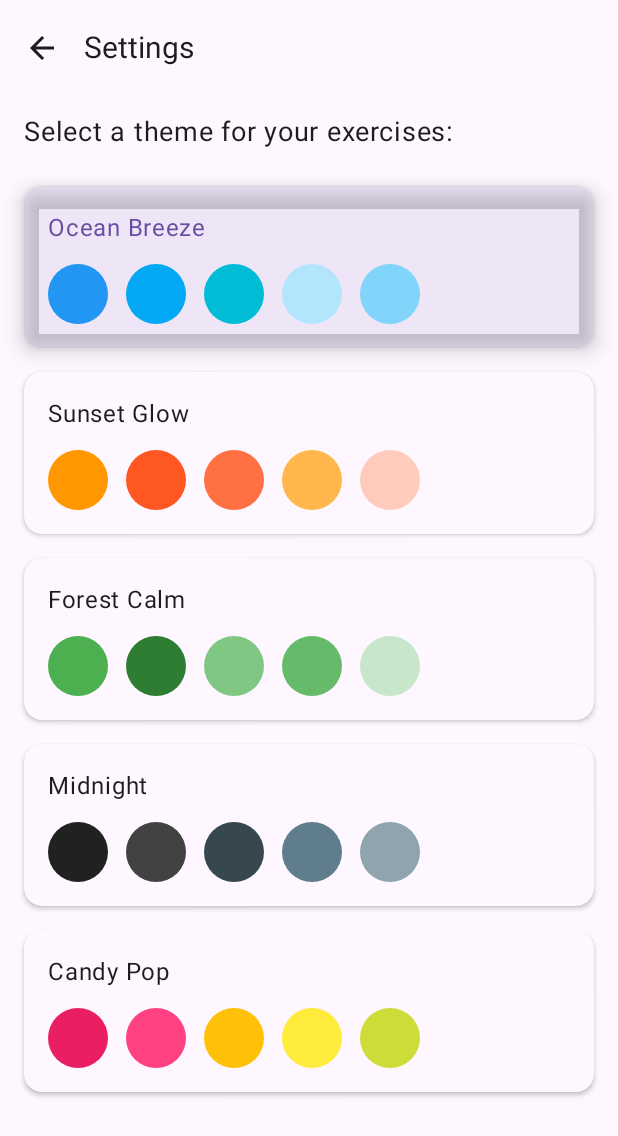
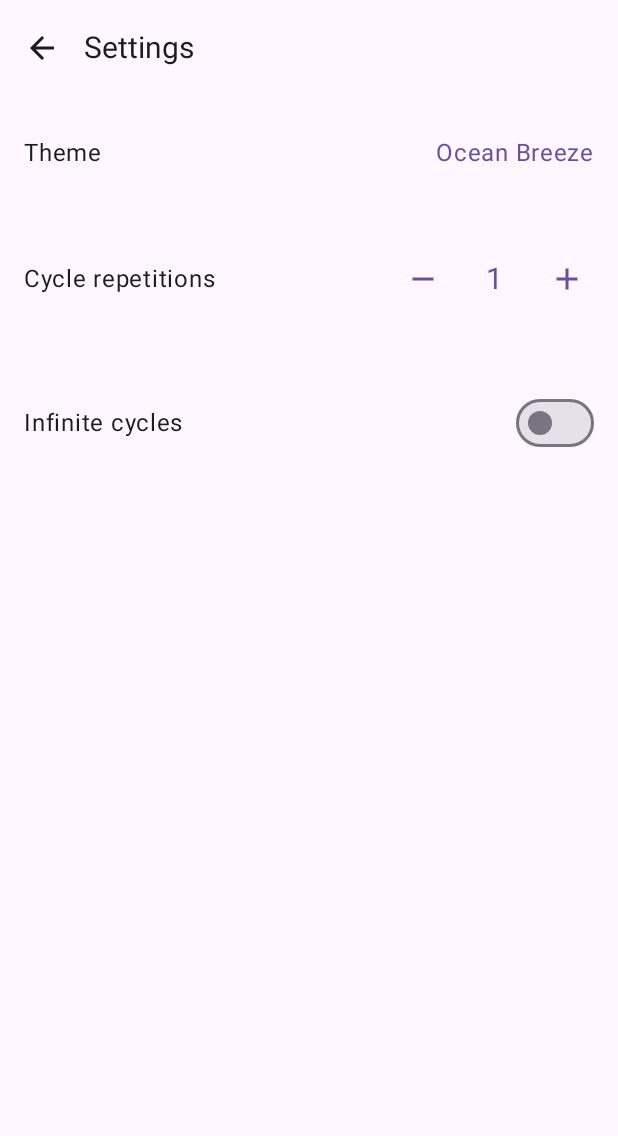
Before and after one commit to marioloncar/Inhale-Exhale-ComposeMultiplatform, an Android app built with Jetpack Compose: the SettingsScreen screen opened through its navigation route, on a phone screen of 412 x 824 dp. Shown: the top 1136 px of the screen. Run offline under Robolectric (Android 15) with nearby library versions, the phone set to English and light mode, and no system bars.

Commit message:
feat: add cycle count settings

```diff
--- a/composeApp/src/commonMain/kotlin/com/autogenie/autogenic/feature/settings/ui/SettingsScreen.kt
+++ b/composeApp/src/commonMain/kotlin/com/autogenie/autogenic/feature/settings/ui/SettingsScreen.kt
@@ -2,21 +2,44 @@ package com.autogenie.autogenic.feature.settings.ui
 
 import androidx.compose.foundation.background
 import androidx.compose.foundation.clickable
-import androidx.compose.foundation.layout.*
-import androidx.compose.foundation.lazy.LazyColumn
+import androidx.compose.foundation.layout.Arrangement
+import androidx.compose.foundation.layout.Box
+import androidx.compose.foundation.layout.Column
+import androidx.compose.foundation.layout.Row
+import androidx.compose.foundation.layout.fillMaxHeight
+import androidx.compose.foundation.layout.fillMaxSize
+import androidx.compose.foundation.layout.fillMaxWidth
+import androidx.compose.foundation.layout.padding
+import androidx.compose.foundation.layout.size
+import androidx.compose.foundation.lazy.grid.GridCells
+import androidx.compose.foundation.lazy.grid.LazyVerticalGrid
 import androidx.compose.foundation.shape.CircleShape
 import androidx.compose.foundation.shape.RoundedCornerShape
 import androidx.compose.material.icons.Icons
 import androidx.compose.material.icons.automirrored.filled.ArrowBack
-import androidx.compose.material.icons.filled.ArrowBack
-import androidx.compose.material3.*
+import androidx.compose.material.icons.filled.Add
+import androidx.compose.material.icons.filled.Remove
+import androidx.compose.material3.Card
+import androidx.compose.material3.CardDefaults
+import androidx.compose.material3.ExperimentalMaterial3Api
+import androidx.compose.material3.Icon
+import androidx.compose.material3.IconButton
+import androidx.compose.material3.MaterialTheme
+import androidx.compose.material3.ModalBottomSheet
+import androidx.compose.material3.Scaffold
+import androidx.compose.material3.Switch
+import androidx.compose.material3.Text
+import androidx.compose.material3.TopAppBar
+import androidx.compose.material3.rememberModalBottomSheetState
 import androidx.compose.runtime.Composable
 import androidx.compose.runtime.collectAsState
 import androidx.compose.runtime.getValue
+import androidx.compose.runtime.mutableStateOf
+import androidx.compose.runtime.remember
+import androidx.compose.runtime.setValue
 import androidx.compose.ui.Alignment
 import androidx.compose.ui.Modifier
 import androidx.compose.ui.draw.shadow
-import androidx.compose.ui.graphics.Color
 import androidx.compose.ui.unit.dp
 import androidx.compose.ui.unit.sp
 import com.autogenie.autogenic.feature.home.ui.toColor
@@ -30,6 +53,26 @@ fun SettingsScreen(
 ) {
     val uiState by viewModel.uiState.collectAsState()
 
+    // Theme picker bottom sheet state
+    val sheetState = rememberModalBottomSheetState(skipPartiallyExpanded = true)
+    var showThemeSheet by remember { mutableStateOf(false) }
+
+    if (showThemeSheet) {
+        ModalBottomSheet(
+            onDismissRequest = { showThemeSheet = false },
+            sheetState = sheetState
+        ) {
+            ThemePickerSheet(
+                themes = uiState.availableThemes,
+                selectedTheme = uiState.selectedThemeId,
+                onThemeSelected = { theme ->
+                    viewModel.setTheme(theme)
+                    showThemeSheet = false
+                }
+            )
+        }
+    }
+
     Scaffold(
         topBar = {
             TopAppBar(
@@ -37,7 +80,7 @@ fun SettingsScreen(
                 navigationIcon = {
                     IconButton(onClick = onBackClick) {
                         Icon(
-                            imageVector = Icons.AutoMirrored.Default.ArrowBack,
+                            imageVector = Icons.AutoMirrored.Filled.ArrowBack,
                             contentDescription = "Back"
                         )
                     }
@@ -45,60 +88,206 @@ fun SettingsScreen(
             )
         }
     ) { padding ->
-        LazyColumn(
+
+        Column(
             modifier = Modifier
                 .fillMaxSize()
                 .padding(padding)
                 .padding(horizontal = 16.dp, vertical = 12.dp),
-            verticalArrangement = Arrangement.spacedBy(16.dp)
+            verticalArrangement = Arrangement.spacedBy(20.dp)
         ) {
-            item {
-                Text(
-                    "Select a theme for your exercises:",
-                    fontSize = 18.sp,
-                    modifier = Modifier.padding(bottom = 8.dp)
+
+            // =============================
+            // 🔵 THEME SETTING ROW
+            // =============================
+            SettingRow(
+                title = "Theme",
+                value = uiState.selectedThemeId.orEmpty(),
+                onClick = { showThemeSheet = true }
+            )
+
+            // =============================
+            // 🔵 CYCLE COUNT SETTING
+            // =============================
+            CycleCountSetting(
+                count = uiState.cycleCount,
+                onIncrement = { viewModel.setCycleCount(uiState.cycleCount + 1) },
+                onDecrement = {
+                    if (uiState.cycleCount > 1) viewModel.setCycleCount(uiState.cycleCount - 1)
+                }
+            )
+
+            InfiniteCycleSetting(
+                infinite = uiState.isInfiniteCycle,
+                onToggle = { viewModel.setInfiniteCycle(!uiState.isInfiniteCycle) }
+            )
+        }
+    }
+}
+
+// SIMPLE ROW FOR THEME SELECTION
+@Composable
+fun SettingRow(
+    title: String,
+    value: String,
+    onClick: () -> Unit
+) {
+    Row(
+        modifier = Modifier
+            .fillMaxWidth()
+            .clickable(onClick = onClick)
+            .padding(vertical = 14.dp),
+        verticalAlignment = Alignment.CenterVertically,
+        horizontalArrangement = Arrangement.SpaceBetween
+    ) {
+        Text(title, fontSize = 16.sp)
+        Text(
+            value,
+            fontSize = 16.sp,
+            color = MaterialTheme.colorScheme.primary
+        )
+    }
+}
+
+// =============================
+// 🔵 CYCLE COUNT SETTING
+// =============================
+
+@Composable
+fun CycleCountSetting(
+    count: Int,
+    onIncrement: () -> Unit,
+    onDecrement: () -> Unit
+) {
+    Row(
+        modifier = Modifier
+            .fillMaxWidth()
+            .padding(vertical = 14.dp),
+        verticalAlignment = Alignment.CenterVertically,
+        horizontalArrangement = Arrangement.SpaceBetween
+    ) {
+        Text("Cycle repetitions", fontSize = 16.sp)
+
+        Row(
+            verticalAlignment = Alignment.CenterVertically,
+            horizontalArrangement = Arrangement.spacedBy(12.dp)
+        ) {
+
+            // Minus button
+            IconButton(
+                onClick = onDecrement,
+                modifier = Modifier.size(36.dp)
+            ) {
+                Icon(
+                    imageVector = Icons.Default.Remove,
+                    contentDescription = "Decrease",
+                    tint = MaterialTheme.colorScheme.primary
                 )
             }
 
-            uiState.availableThemes.forEach { (label, colors) ->
+            // Value
+            Text(
+                count.toString(),
+                fontSize = 20.sp,
+                modifier = Modifier.padding(12.dp),
+                color = MaterialTheme.colorScheme.primary
+            )
+
+            // Plus button
+            IconButton(
+                onClick = onIncrement,
+                modifier = Modifier.size(36.dp)
+            ) {
+                Icon(
+                    imageVector = Icons.Default.Add,
+                    contentDescription = "Increase",
+                    tint = MaterialTheme.colorScheme.primary
+                )
+            }
+        }
+    }
+}
+
+@Composable
+fun InfiniteCycleSetting(
+    infinite: Boolean,
+    onToggle: (Boolean) -> Unit
+) {
+    Row(
+        modifier = Modifier
+            .fillMaxWidth()
+            .padding(vertical = 14.dp),
+        horizontalArrangement = Arrangement.SpaceBetween,
+        verticalAlignment = Alignment.CenterVertically
+    ) {
+        Text("Infinite cycles", fontSize = 16.sp)
+
+        Switch(
+            checked = infinite,
+            onCheckedChange = onToggle
+        )
+    }
+}
+
+
+@Composable
+fun ThemePickerSheet(
+    themes: Map<String, List<String>>,
+    selectedTheme: String?,
+    onThemeSelected: (String) -> Unit
+) {
+    Column(
+        modifier = Modifier
+            .fillMaxWidth()
+            .padding(20.dp),
+        verticalArrangement = Arrangement.spacedBy(20.dp)
+    ) {
+        Text("Choose Theme", fontSize = 20.sp)
+
+        LazyVerticalGrid(
+            columns = GridCells.Fixed(2),
+            verticalArrangement = Arrangement.spacedBy(16.dp),
+            horizontalArrangement = Arrangement.spacedBy(16.dp),
+            modifier = Modifier.fillMaxHeight(0.8f)
+        ) {
+            themes.forEach { (label, colors) ->
                 item {
-                    val isSelected = uiState.selectedThemeId == label
+                    val isSelected = label == selectedTheme
 
                     Card(
                         modifier = Modifier
                             .fillMaxWidth()
-                            .clickable { viewModel.setTheme(label) }
+                            .clickable { onThemeSelected(label) }
                             .shadow(
                                 elevation = if (isSelected) 8.dp else 2.dp,
-                                shape = RoundedCornerShape(12.dp)
+                                shape = RoundedCornerShape(16.dp)
                             ),
-                        shape = RoundedCornerShape(12.dp),
+                        shape = RoundedCornerShape(16.dp),
                         colors = CardDefaults.cardColors(
-                            containerColor = if (isSelected) MaterialTheme.colorScheme.primary.copy(alpha = 0.1f)
-                            else MaterialTheme.colorScheme.surface
+                            containerColor =
+                                if (isSelected) MaterialTheme.colorScheme.primary.copy(alpha = 0.15f)
+                                else MaterialTheme.colorScheme.surface
                         )
                     ) {
                         Column(
-                            modifier = Modifier
-                                .fillMaxWidth()
-                                .padding(16.dp),
-                            verticalArrangement = Arrangement.spacedBy(12.dp)
+                            modifier = Modifier.padding(16.dp),
+                            verticalArrangement = Arrangement.spacedBy(10.dp)
                         ) {
                             Text(
-                                text = label,
+                                label,
                                 fontSize = 16.sp,
-                                color = if (isSelected) MaterialTheme.colorScheme.primary else MaterialTheme.colorScheme.onSurface
+                                color = if (isSelected)
+                                    MaterialTheme.colorScheme.primary
+                                else
+                                    MaterialTheme.colorScheme.onSurface
                             )
 
-                            Row(
-                                horizontalArrangement = Arrangement.spacedBy(12.dp),
-                                verticalAlignment = Alignment.CenterVertically
-                            ) {
-                                colors.forEach { color ->
+                            Row(horizontalArrangement = Arrangement.spacedBy(8.dp)) {
+                                colors.forEach { colorHex ->
                                     Box(
                                         modifier = Modifier
-                                            .size(40.dp)
-                                            .background(color = color.toColor(), shape = CircleShape)
+                                            .size(32.dp)
+                                            .background(colorHex.toColor(), CircleShape)
                                     )
                                 }
                             }
--- a/composeApp/src/commonMain/kotlin/com/autogenie/autogenic/feature/settings/ui/model/SettingsUiState.kt
+++ b/composeApp/src/commonMain/kotlin/com/autogenie/autogenic/feature/settings/ui/model/SettingsUiState.kt
@@ -3,4 +3,6 @@ package com.autogenie.autogenic.feature.settings.ui.model
 data class SettingsUiState(
     val availableThemes: Map<String, List<String>> = emptyMap(),
     val selectedThemeId: String? = null,
+    val cycleCount: Int = 1,
+    val isInfiniteCycle: Boolean = false
 )
--- a/composeApp/src/commonMain/kotlin/com/autogenie/autogenic/feature/tutorial/ui/TutorialScreen.kt
+++ b/composeApp/src/commonMain/kotlin/com/autogenie/autogenic/feature/tutorial/ui/TutorialScreen.kt
@@ -83,7 +83,7 @@ fun TutorialScreen(onBackClick: () -> Unit) {
     Scaffold(
         topBar = {
             TopAppBar(
-                title = { Text("Breathing Tutorial", fontSize = 20.sp) },
+                title = { Text("", fontSize = 20.sp) },
                 navigationIcon = {
                     IconButton(onClick = onBackClick) {
                         Icon(Icons.Filled.SelfImprovement, contentDescription = "Back")
```
Also changed, not shown: composeApp/src/commonMain/kotlin/com/autogenie/autogenic/feature/settings/SettingsViewModel.kt (+9 -0 lines).
